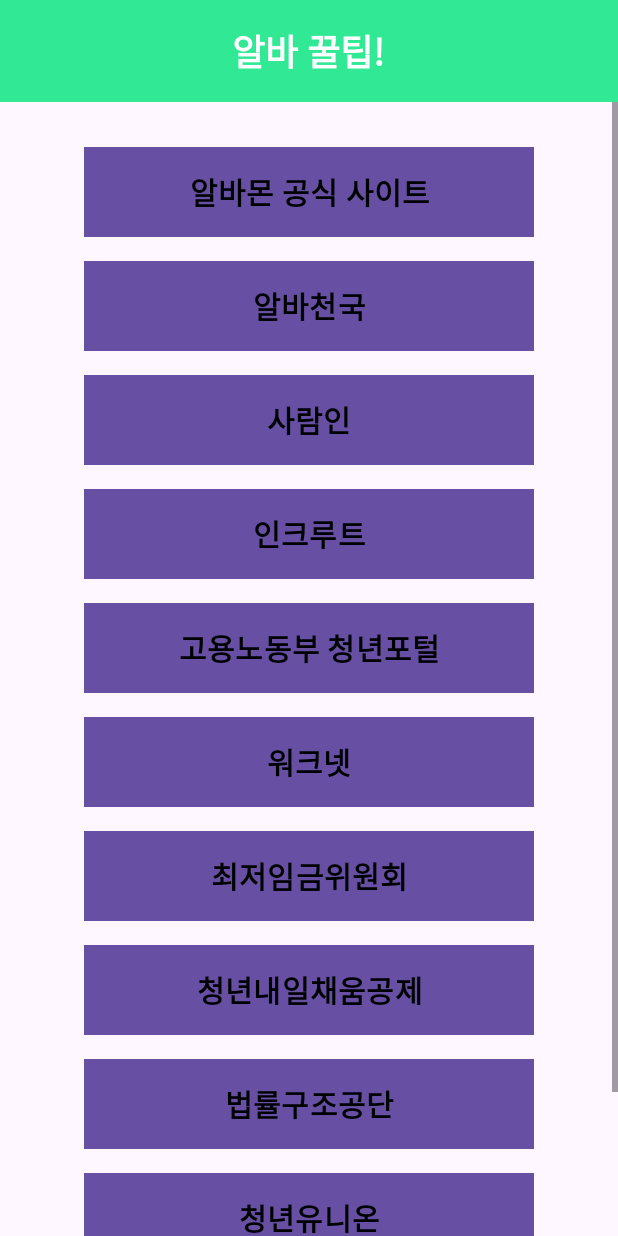
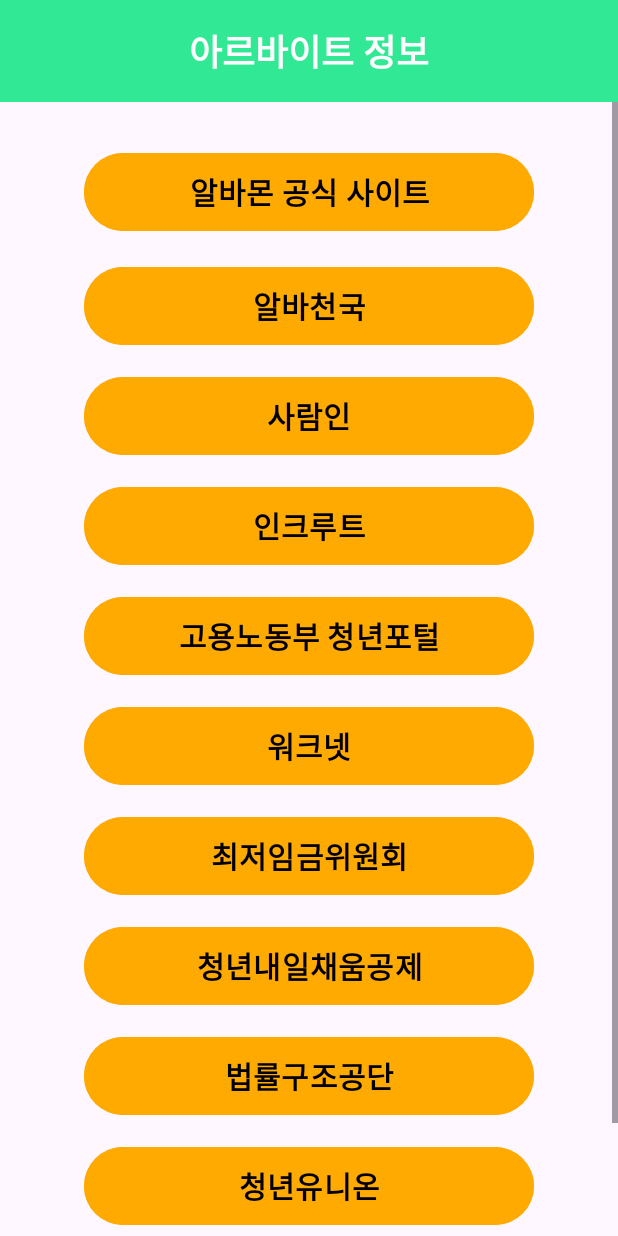
Before and after one commit to jyty0807/Time_to_pay, an Android app: the Scrollview screen opened directly, with no data from a screen before it, on a phone screen of 412 x 824 dp. Run offline under Robolectric (Android 15) with nearby library versions, the phone set to English and light mode, and no system bars.

Commit message:
마진 수정 / 정보 화면 버튼 색깔 수정

```diff
--- a/app/src/main/java/com/cookandroid/timetopay/Scrollview.kt
+++ b/app/src/main/java/com/cookandroid/timetopay/Scrollview.kt
@@ -130,7 +130,7 @@ class Scrollview : AppCompatActivity() {
         val button11: Button = findViewById(R.id.button11)
         button11.setOnClickListener {
             // 웹사이트 URL
-            val url = "http://www.youthlabor.org"
+            val url = "http://www.youthunion.kr"
 
             // 인텐트 생성
             val intent = Intent(Intent.ACTION_VIEW)
--- a/app/src/main/res/layout/scroll.xml
+++ b/app/src/main/res/layout/scroll.xml
@@ -16,10 +16,11 @@
             <TextView
                 android:layout_width="wrap_content"
                 android:layout_height="wrap_content"
-                android:text="알바 꿀팁!"
+                android:text="아르바이트 정보"
+                android:gravity="center"
                 android:textColor="@android:color/white"
                 android:textSize="24sp"
-            android:textStyle="bold" />
+                android:textStyle="bold" />
         </LinearLayout>
 
         <ScrollView
@@ -39,7 +40,7 @@
                     android:layout_height="60dp"
                     android:layout_marginTop="30dp"
                     android:layout_marginBottom="16dp"
-                    android:background="@color/yellow_orange"
+                    android:backgroundTint="@color/yellow_orange"
                     android:text="알바몬 공식 사이트"
                     android:textColor="@android:color/black"
                     android:textSize="20sp"
@@ -49,8 +50,8 @@
                     android:id="@+id/button2"
                     android:layout_width="300dp"
                     android:layout_height="60dp"
-                    android:layout_marginBottom="16dp"
-                    android:background="@color/yellow_orange"
+                    android:layout_marginBottom="13dp"
+                    android:backgroundTint="@color/yellow_orange"
                     android:text="알바천국"
                     android:textColor="@android:color/black"
                     android:textSize="20sp"
@@ -60,8 +61,8 @@
                     android:id="@+id/button3"
                     android:layout_width="300dp"
                     android:layout_height="60dp"
-                    android:layout_marginBottom="16dp"
-                    android:background="@color/yellow_orange"
+                    android:layout_marginBottom="13dp"
+                    android:backgroundTint="@color/yellow_orange"
                     android:text="사람인"
                     android:textColor="@android:color/black" android:textSize="20sp"
                     android:textStyle="bold"/>
@@ -70,8 +71,8 @@
                     android:id="@+id/button4"
                     android:layout_width="300dp"
                     android:layout_height="60dp"
-                    android:layout_marginBottom="16dp"
-                    android:background="@color/yellow_orange"
+                    android:layout_marginBottom="13dp"
+                    android:backgroundTint="@color/yellow_orange"
                     android:text="인크루트"
                     android:textColor="@android:color/black" android:textSize="20sp"
                     android:textStyle="bold"/>
@@ -80,8 +81,8 @@
                     android:id="@+id/button5"
                     android:layout_width="300dp"
                     android:layout_height="60dp"
-                    android:layout_marginBottom="16dp"
-                    android:background="@color/yellow_orange"
+                    android:layout_marginBottom="13dp"
+                    android:backgroundTint="@color/yellow_orange"
                     android:text="고용노동부 청년포털"
                     android:textColor="@android:color/black" android:textSize="20sp"
                     android:textStyle="bold"/>
@@ -90,8 +91,8 @@
                     android:id="@+id/button6"
                     android:layout_width="300dp"
                     android:layout_height="60dp"
-                    android:layout_marginBottom="16dp"
-                    android:background="@color/yellow_orange"
+                    android:layout_marginBottom="13dp"
+                    android:backgroundTint="@color/yellow_orange"
                     android:text="워크넷"
                     android:textColor="@android:color/black" android:textSize="20sp"
                     android:textStyle="bold"/>
@@ -100,8 +101,8 @@
                     android:id="@+id/button8"
                     android:layout_width="300dp"
                     android:layout_height="60dp"
-                    android:layout_marginBottom="16dp"
-                    android:background="@color/yellow_orange"
+                    android:layout_marginBottom="13dp"
+                    android:backgroundTint="@color/yellow_orange"
                     android:text="최저임금위원회"
                     android:textColor="@android:color/black" android:textSize="20sp"
                     android:textStyle="bold"/>
@@ -110,8 +111,8 @@
                     android:id="@+id/button9"
                     android:layout_width="300dp"
                     android:layout_height="60dp"
-                    android:layout_marginBottom="16dp"
-                    android:background="@color/yellow_orange"
+                    android:layout_marginBottom="13dp"
+                    android:backgroundTint="@color/yellow_orange"
                     android:text="청년내일채움공제"
                     android:textColor="@android:color/black" android:textSize="20sp"
                     android:textStyle="bold"/>
@@ -120,8 +121,8 @@
                     android:id="@+id/button10"
                     android:layout_width="300dp"
                     android:layout_height="60dp"
-                    android:layout_marginBottom="16dp"
-                    android:background="@color/yellow_orange"
+                    android:layout_marginBottom="13dp"
+                    android:backgroundTint="@color/yellow_orange"
                     android:text="법률구조공단"
                     android:textColor="@android:color/black" android:textSize="20sp"
                     android:textStyle="bold"/>
@@ -130,8 +131,8 @@
                     android:id="@+id/button11"
                     android:layout_width="300dp"
                     android:layout_height="60dp"
-                    android:layout_marginBottom="16dp"
-                    android:background="@color/yellow_orange"
+                    android:layout_marginBottom="13dp"
+                    android:backgroundTint="@color/yellow_orange"
                     android:text="청년유니온"
                     android:textColor="@android:color/black" android:textSize="20sp"
                     android:textStyle="bold"/>
@@ -140,9 +141,9 @@
                     android:id="@+id/button12"
                     android:layout_width="300dp"
                     android:layout_height="60dp"
-                    android:layout_marginBottom="16dp"
-                    android:background="@color/yellow_orange"
-                    android:text="청년유니온"
+                    android:layout_marginBottom="13dp"
+                    android:backgroundTint="@color/yellow_orange"
+                    android:text="예스폼"
                     android:textColor="@android:color/black" android:textSize="20sp"
                     android:textStyle="bold"/>
 
```
Also changed, not shown: app/src/main/res/layout/displaymain.xml (+20 -21 lines).
